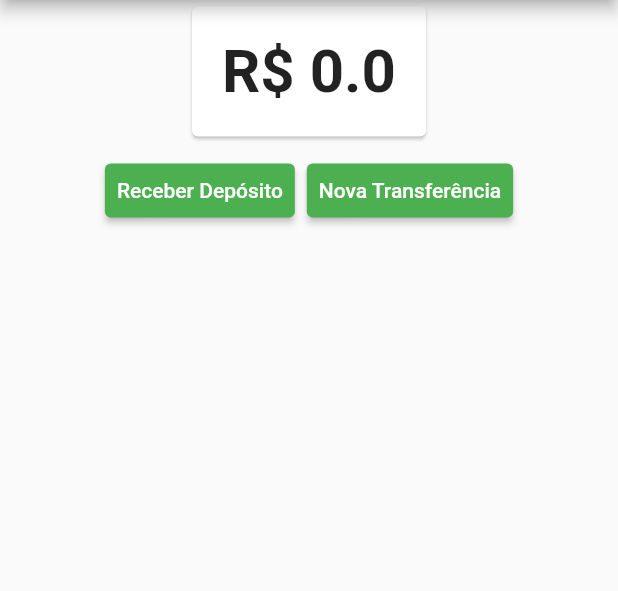
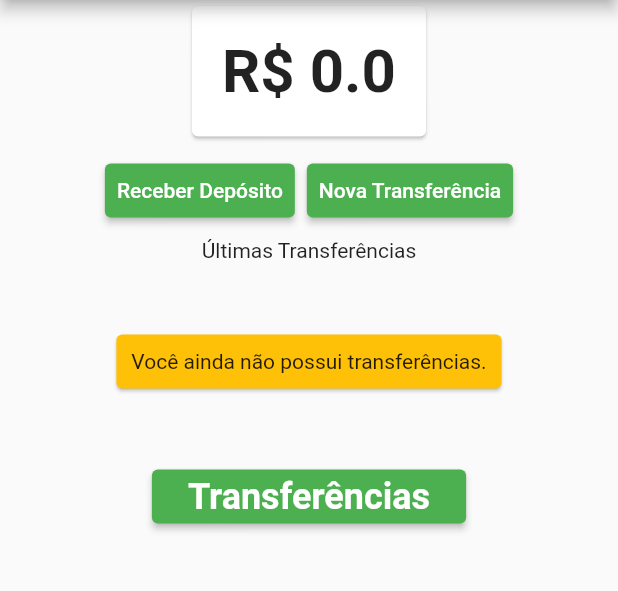
Before and after one commit to josuecamelo/gerenciamento_estado_flutter, a Flutter app: the screen it shows after launch, on a phone screen of 412 x 824 dp, the part 84-675 px from its top. Run offline on Flutter 3.47's test engine with Material 2 defaults, Android fonts, the phone set to English and light mode, and no system bars.

Commit message:
Listagem de Transferencias

```diff
--- a/lib/screens/dashboard/dashboard.dart
+++ b/lib/screens/dashboard/dashboard.dart
@@ -2,6 +2,8 @@ import 'package:bytebank/models/saldo.dart';
 import 'package:bytebank/screens/dashboard/saldo.dart';
 import 'package:bytebank/screens/deposito/formulario.dart';
 import 'package:bytebank/screens/transferencia/formulario.dart';
+import 'package:bytebank/screens/transferencia/lista.dart';
+import 'package:bytebank/screens/transferencia/ultimas.dart';
 import 'package:flutter/material.dart';
 import 'package:provider/provider.dart';
 
@@ -36,9 +38,10 @@ class Dashboard extends StatelessWidget {
                     return FormularioTransferencia();
                   }));
                 },
-              )
+              ),
             ],
-          )
+          ),
+          UltimasTransferencias()
         ]));
   }
 }
--- /dev/null
+++ b/lib/screens/transferencia/ultimas.dart
@@ -0,0 +1,73 @@
+import 'package:bytebank/models/transferencias.dart';
+import 'package:bytebank/screens/transferencia/lista.dart';
+import 'package:flutter/cupertino.dart';
+import 'package:flutter/material.dart';
+import 'package:provider/provider.dart';
+
+final _titulo = 'Últimas Transferências';
+
+class UltimasTransferencias extends StatelessWidget {
+  @override
+  Widget build(BuildContext context) {
+    return Column(
+      children: [
+        Text(_titulo),
+        Consumer<Transferencias>(builder: (context, transferencias, child) {
+          final _ultimasTransferencias =
+              transferencias.transferencias.reversed.toList();
+          final _quantidade = transferencias.transferencias.length;
+          int tamanho = 2;
+
+          if(_quantidade == 0){
+            return SemTransferenciaCadastrada();
+          }
+
+          if (_quantidade < 3) {
+            tamanho = _quantidade;
+          }
+
+          return ListView.builder(
+            padding: EdgeInsets.all(8.0),
+            itemCount: tamanho,
+            shrinkWrap: true,
+            itemBuilder: (context, indice) {
+              return ItemTransferencia(_ultimasTransferencias[indice]);
+            },
+          );
+        }),
+        RaisedButton(
+          color: Colors.green,
+          child: Text(
+            'Transferências',
+            style: TextStyle(
+              fontWeight: FontWeight.bold,
+              fontSize: 24.0,
+            ),
+          ),
+          onPressed: () {
+            Navigator.push(context, MaterialPageRoute(builder: (context) {
+              return ListaTransferencias();
+            }));
+          },
+        )
+      ],
+    );
+  }
+}
+
+class SemTransferenciaCadastrada extends StatelessWidget {
+  @override
+  Widget build(BuildContext context) {
+    return Card(
+      color: Colors.amber,
+      margin: EdgeInsets.all(48),
+      child: Padding(
+        padding: EdgeInsets.all(10.0),
+        child: Text(
+          'Você ainda não possui transferências.',
+          textAlign: TextAlign.center,
+        ),
+      ),
+    );
+  }
+}
```
Also changed, not shown: lib/models/transferencia.dart (+8 -0 lines), lib/screens/transferencia/lista.dart (+15 -30 lines).
